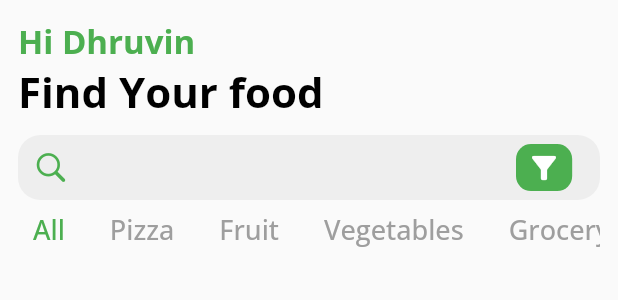
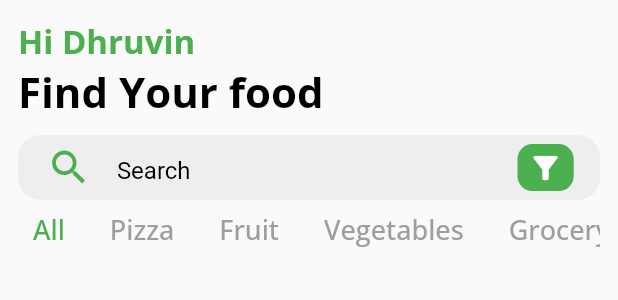
Before and after one commit to dhruvin2004/food_delivery_app, a Flutter app: the Home widget shown alone on an empty page, opened directly, on a phone screen of 412 x 824 dp. Shown: the top 300 px of the screen. Run offline on Flutter 3.47's test engine with Material 2 defaults, Android fonts, the phone set to English and light mode, and no system bars; our stand-ins replace cloud_firestore, firebase_core, get, google_fonts, shared_preferences; accounts and stored records are empty.

Commit message:
DP | 2/3/23 1:50 PM

```diff
--- a/lib/Screen/homepage.dart
+++ b/lib/Screen/homepage.dart
@@ -159,28 +159,41 @@ class Home extends StatelessWidget {
                 ),
                 Container(
                   margin: EdgeInsets.only(top: 10),
-                  padding: EdgeInsets.symmetric(horizontal: 10),
+                  padding: EdgeInsets.symmetric(horizontal: 5),
                   height: Get.height / 19,
                   decoration: BoxDecoration(
                       color: Colors.grey.shade200,
                       borderRadius: BorderRadius.circular(15)),
                   child: Row(
                     children: [
-                      const Icon(
-                        CupertinoIcons.search,
-                        color: Colors.green,
+                      Padding(
+                        padding: const EdgeInsets.symmetric(horizontal: 5),
+                        child: SizedBox(
+                            width: Get.width - 100,
+                            child: TextFormField(
+                              onChanged: (val) {
+                                homeProvider.searchData(val);
+                              },
+                              decoration:  InputDecoration(
+                                border: InputBorder.none,
+                                hintText:  "  Search",
+                                hintStyle: TextStyle(
+                                  color: Colors.black
                                 ),
-                      Padding(
-                        padding: const EdgeInsets.symmetric(horizontal: 10),
-                        child: SizedBox(
-                            width: Get.width - 140,
-                            child: TextFormField(
-                              onChanged: (val) {},
-                              decoration:
-                              InputDecoration(border: InputBorder.none),
-                            )),
+                                prefixIcon: Icon(
+                                  Icons.search_sharp,
+                                  size: 30,
+                                  color : Colors.green
+
                                 ),
-                      Container(
+                              ),
+                            ),),
+                      ),
+                      GestureDetector(
+                        onTap: (){
+                          homeProvider.Load();
+                        },
+                        child: Container(
                           width: Get.width / 11,
                           alignment: Alignment.center,
                           margin: EdgeInsets.all(6),
@@ -190,6 +203,7 @@ class Home extends StatelessWidget {
                           child: const Icon(
                             Icons.filter_alt,
                             color: Colors.white,
+                          ),
                         ),
                       ),
                     ],
@@ -240,7 +254,9 @@ class Home extends StatelessWidget {
                     itemCount: snapshot.data!.docs.length,
                     itemBuilder: (_, index) {
                       var data = snapshot.data!.docs[index];
-                      return GestureDetector(
+                      return (data['name'].contains(homeProvider.searchText.value))
+                          ?
+                      GestureDetector(
                         onTap: () {
                           Get.to(Details(Currentindex: index,));
                         },
@@ -330,7 +346,8 @@ class Home extends StatelessWidget {
                             ],
                           ),
                         ),
-                      );
+                      ) :
+                      Container();
                     }),
               ],
             );
--- a/lib/Screen/notification.dart
+++ b/lib/Screen/notification.dart
@@ -1,8 +1,8 @@
 import 'package:flutter/material.dart';
 
 
-class Notification extends StatelessWidget {
-  const Notification({Key? key}) : super(key: key);
+class message extends StatelessWidget {
+  const message({Key? key}) : super(key: key);
 
   @override
   Widget build(BuildContext context) {
--- a/lib/provider/homeProvider.dart
+++ b/lib/provider/homeProvider.dart
@@ -1,4 +1,5 @@
 import 'package:cloud_firestore/cloud_firestore.dart';
+import 'package:flutter/cupertino.dart';
 import 'package:food_delivery_app/Screen/chat.dart';
 import 'package:food_delivery_app/Screen/favourite.dart';
 import 'package:food_delivery_app/Screen/homepage.dart';
@@ -11,7 +12,7 @@ class HomeProvider extends GetxController  {
 
 
 
-
+  final searchText = ValueNotifier<String>('');
   CollectionReference user = FirebaseFirestore.instance.collection('foodList');
 
   int index = 0;
@@ -29,7 +30,7 @@ class HomeProvider extends GetxController  {
   List page = [
     Home(),
     Chat(),
-    Notification(),
+    message(),
     Favourite(),
 
   ];
@@ -96,4 +97,12 @@ class HomeProvider extends GetxController  {
     update();
   }
 
+  searchData(String val){
+    searchText.value = val;
+  }
+
+  Load(){
+    update();
+  }
+
 }
```
Lines whose indentation alone changed are shown as unchanged.
